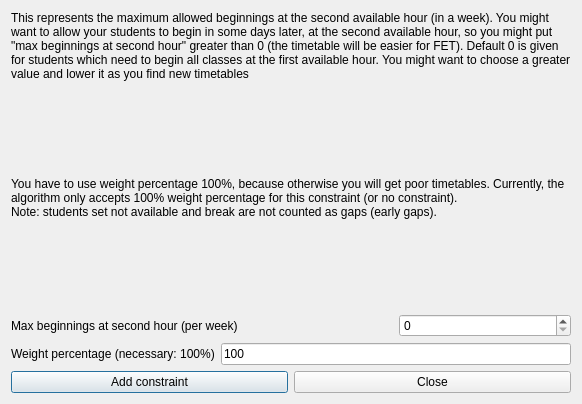
The window that fet/src/interface/addconstraintstudentsearlymaxbeginningsatsecondhourform_template.ui (vonmecheln/fet) describes before a commit, drawn with Qt 5.
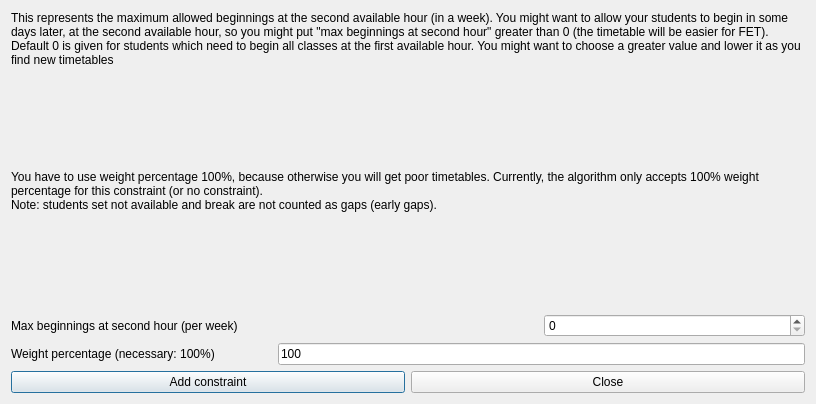
The same window after the commit.

Patch:
```diff
--- a/fet/src/interface/addconstraintstudentsearlymaxbeginningsatsecondhourform_template.ui
+++ b/fet/src/interface/addconstraintstudentsearlymaxbeginningsatsecondhourform_template.ui
@@ -6,7 +6,7 @@
    <rect>
     <x>0</x>
     <y>0</y>
-    <width>567</width>
+    <width>816</width>
     <height>404</height>
    </rect>
   </property>
@@ -36,7 +36,7 @@
      </property>
     </widget>
    </item>
-   <item row="1" column="0">
+   <item row="1" column="0" colspan="3">
     <spacer name="spacer11_2">
      <property name="orientation">
       <enum>Qt::Vertical</enum>
@@ -75,7 +75,7 @@
      </property>
     </widget>
    </item>
-   <item row="3" column="0">
+   <item row="3" column="0" colspan="3">
     <spacer name="spacer11">
      <property name="orientation">
       <enum>Qt::Vertical</enum>
```
Left out of the diff: 12 changed lines with no effect on the pictures.
